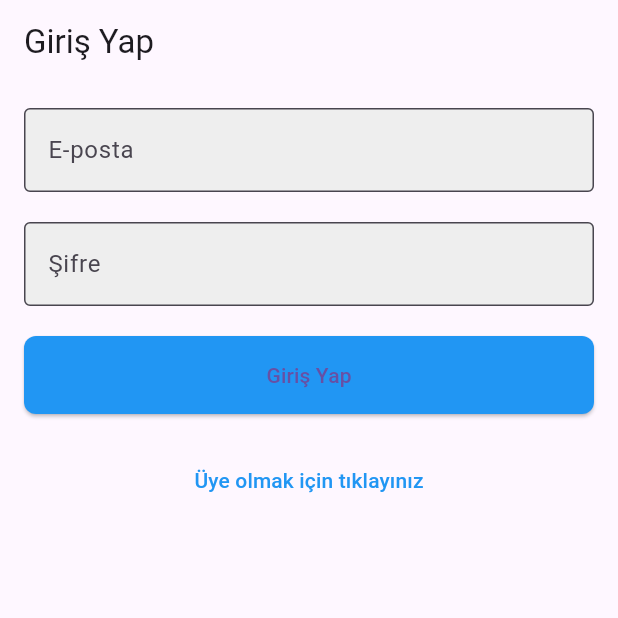
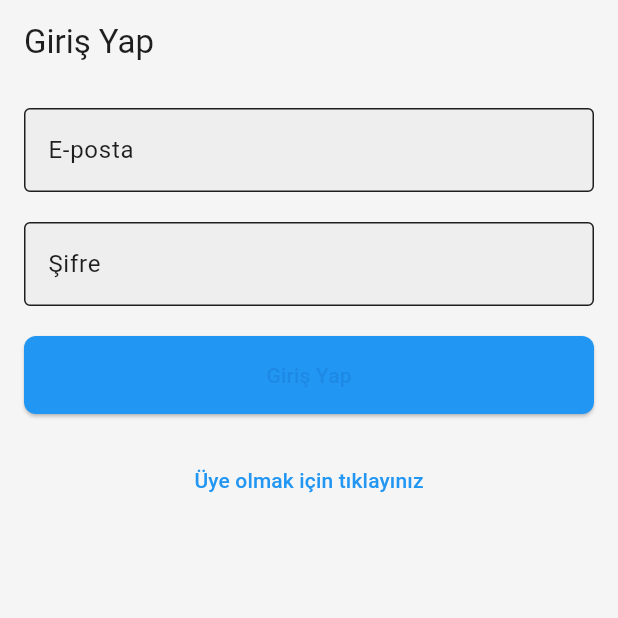
Before and after one commit to tikh1/BudgetBuddy, a Flutter app: the screen it shows after launch, on a phone screen of 412 x 824 dp, the top half of it. Run offline on Flutter 3.47's test engine with Material 3 defaults, Android fonts, the phone set to English and light mode, and no system bars; our stand-ins replace go_router, google_fonts, lottie, shared_preferences; missing offline and left inert: dotlottie_loader; Roboto replaces fonts that are missing (Pattaya).

Commit message:
themes feature added

```diff
--- a/lib/core/themes.dart
+++ b/lib/core/themes.dart
@@ -1 +1,77 @@
-// burada temalandirma + renkler + ... yazicaz.
+import 'package:flutter/material.dart';
+import 'package:google_fonts/google_fonts.dart';
+
+class ThemeProvider with ChangeNotifier {
+  bool _isDarkMode = false;
+
+  bool get isDarkMode => _isDarkMode;
+
+  void toggleTheme() {
+    _isDarkMode = !_isDarkMode;
+    notifyListeners();
+  }
+}
+
+class AppTheme {
+  static ThemeData lighttheme = ThemeData(
+    colorScheme: const ColorScheme.light(
+      primary: Color(0xFF1E88E5),
+      onPrimary: Colors.white,
+      secondary: Color(0xFF43A047),
+      onSecondary: Colors.white,
+      surface: Color(0xFFF5F5F5),
+      onSurface: Color(0xFF1E1E1E),
+      background: Color(0xFFF5F5F5),
+      onBackground: Color(0xFF1E1E1E),
+      error: Color(0xFFD32F2F),
+      onError: Colors.white,
+    ),
+    textTheme: TextTheme(
+      bodySmall: GoogleFonts.roboto(color: Colors.black),
+      bodyMedium: GoogleFonts.roboto(color: Colors.black),
+      bodyLarge: GoogleFonts.roboto(color: Colors.black),
+      labelSmall: GoogleFonts.roboto(color: Colors.black),
+      labelMedium: GoogleFonts.roboto(color: Colors.black),
+      labelLarge: GoogleFonts.roboto(color: Colors.black),
+      titleSmall: GoogleFonts.pattaya(color: Colors.black),
+      titleMedium: GoogleFonts.roboto(color: Colors.black),
+      titleLarge: GoogleFonts.pattaya(color: Colors.black),
+      headlineSmall: GoogleFonts.aBeeZee(color: Colors.black),
+      headlineMedium: GoogleFonts.aBeeZee(color: Colors.black),
+      headlineLarge: GoogleFonts.aBeeZee(color: Colors.black),
+      displaySmall: GoogleFonts.abrilFatface(color: Colors.black),
+      displayMedium: GoogleFonts.pattaya(color: Colors.black),
+      displayLarge: GoogleFonts.pattaya(color: Colors.black),
+    ),
+  );
+
+  static ThemeData darktheme = ThemeData(
+    colorScheme: ColorScheme.dark(
+      primary: Colors.teal.shade400,
+      onPrimary: Colors.white,
+      secondary: Colors.orangeAccent,
+      onSecondary: Colors.black,
+      tertiary: const Color.fromARGB(179, 158, 69, 49),
+      onTertiary: Colors.black,
+      surface: Colors.grey.shade900,
+      onSurface: Colors.white,
+    ),
+    textTheme: TextTheme(
+      bodySmall: GoogleFonts.roboto(color: Colors.white),
+      bodyMedium: GoogleFonts.roboto(color: Colors.white),
+      bodyLarge: GoogleFonts.roboto(color: Colors.white),
+      labelSmall: GoogleFonts.roboto(color: Colors.white),
+      labelMedium: GoogleFonts.roboto(color: Colors.white),
+      labelLarge: GoogleFonts.roboto(color: Colors.white),
+      titleSmall: GoogleFonts.pattaya(color: Colors.white),
+      titleMedium: GoogleFonts.roboto(color: Colors.white),
+      titleLarge: GoogleFonts.pattaya(color: Colors.white),
+      headlineSmall: GoogleFonts.aBeeZee(color: Colors.white),
+      headlineMedium: GoogleFonts.aBeeZee(color: Colors.white),
+      headlineLarge: GoogleFonts.aBeeZee(color: Colors.white),
+      displaySmall: GoogleFonts.abrilFatface(color: Colors.white),
+      displayMedium: GoogleFonts.pattaya(color: Colors.white),
+      displayLarge: GoogleFonts.pattaya(color: Colors.white),
+    ),
+  );
+}
--- a/lib/main.dart
+++ b/lib/main.dart
@@ -1,9 +1,16 @@
+import '/core/themes.dart';
 import 'package:flutter/material.dart';
+import 'package:provider/provider.dart';
 import 'core/routes.dart';
 
 void main() {
   WidgetsFlutterBinding.ensureInitialized();
-  runApp(const MyApp());
+  runApp(
+    ChangeNotifierProvider(
+      create: (_) => ThemeProvider(),
+      child: const MyApp(),
+    ),
+  );
 }
 
 class MyApp extends StatelessWidget {
@@ -11,12 +18,13 @@ class MyApp extends StatelessWidget {
 
   @override
   Widget build(BuildContext context) {
+    final themeProvider = Provider.of<ThemeProvider>(context);
+
     return MaterialApp.router(
       title: 'BudgetBuddy',
-      theme: ThemeData(
-        primarySwatch: Colors.blue,
-        visualDensity: VisualDensity.adaptivePlatformDensity,
-      ),
+      theme: AppTheme.lighttheme,
+      darkTheme: AppTheme.darktheme,
+      themeMode: themeProvider.isDarkMode ? ThemeMode.dark : ThemeMode.light,
       routerConfig: router,
       debugShowCheckedModeBanner: false,
     );
--- a/pubspec.yaml
+++ b/pubspec.yaml
@@ -7,6 +7,8 @@ environment:
   sdk: ^3.5.4
 
 dependencies:
+  provider: ^6.1.1
+
   cupertino_icons: ^1.0.8
   dotlottie_loader: ^0.0.4
   flutter:
@@ -16,6 +18,8 @@ dependencies:
   http: ^1.2.2
   lottie: ^3.1.3
   shared_preferences: ^2.3.3
+  google_fonts: ^6.2.1
+
 
 dev_dependencies:
   flutter_test:
```
Also changed, not shown: lib/screens/home_screen.dart (+69 -67 lines), pubspec.lock.
